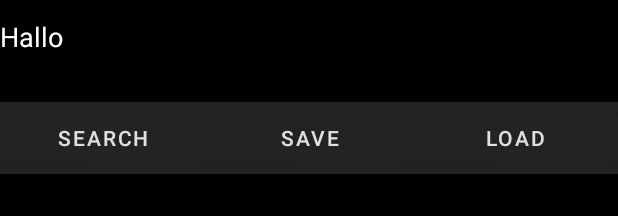
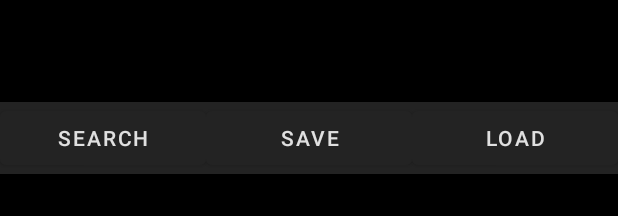
Before and after one commit to lordasgart/dualscreen-keyboard, an Android app: the layout activity_main.xml on its own in the app's theme, with its tools: preview values and no code run, on a phone screen of 412 x 824 dp. Shown: the top 216 px of the screen. Run offline under Robolectric (Android 15) with nearby library versions, the light colour scheme and no system bars.

Commit message:
remove test Hallo

```diff
--- a/app/src/main/res/layout/activity_main.xml
+++ b/app/src/main/res/layout/activity_main.xml
@@ -49,7 +49,7 @@
         android:id="@+id/editTextTextMultiLine"
         android:background="#000000"
         android:inputType="textMultiLine"
-        android:text="Hallo"
+        android:text=""
         android:textColor="@color/white"
         android:layout_width="match_parent"
         android:layout_height="56dp"
```
